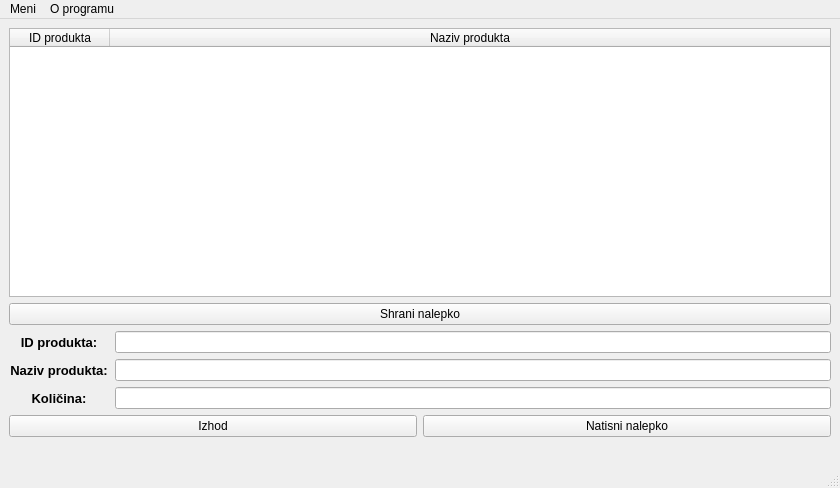
Old version of the form mainwindow.ui in the repository nejcSedo/PrintNalepk.
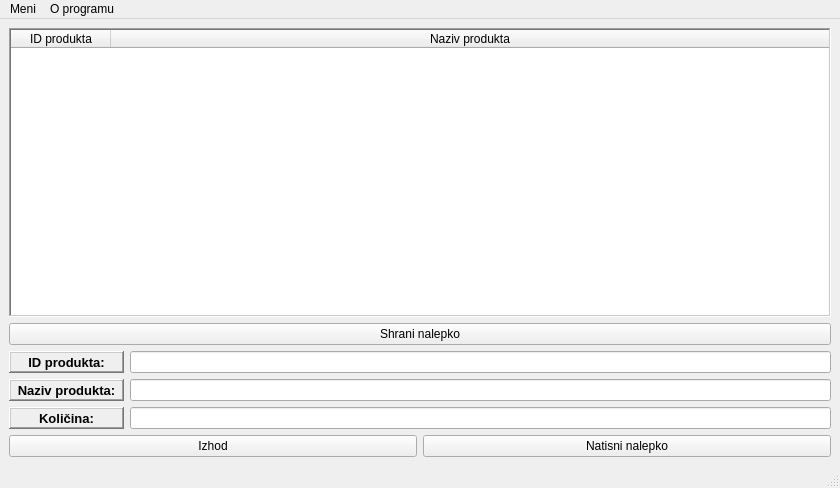
New version of the form. Icons and pictures are not drawn.

The edit to the form file:
```diff
--- a/mainwindow.ui
+++ b/mainwindow.ui
@@ -19,6 +19,15 @@
      <layout class="QVBoxLayout" name="verticalLayout_2">
       <item>
        <widget class="QTreeWidget" name="treeWidget">
+        <property name="frameShape">
+         <enum>QFrame::WinPanel</enum>
+        </property>
+        <property name="lineWidth">
+         <number>2</number>
+        </property>
+        <property name="sizeAdjustPolicy">
+         <enum>QAbstractScrollArea::AdjustToContents</enum>
+        </property>
         <column>
          <property name="text">
           <string>ID produkta</string>
@@ -54,7 +63,7 @@
          <widget class="QLabel" name="label_IDprodukta">
           <property name="minimumSize">
            <size>
-            <width>100</width>
+            <width>115</width>
             <height>0</height>
            </size>
           </property>
@@ -68,6 +77,12 @@
           <property name="layoutDirection">
            <enum>Qt::LeftToRight</enum>
           </property>
+          <property name="frameShape">
+           <enum>QFrame::WinPanel</enum>
+          </property>
+          <property name="frameShadow">
+           <enum>QFrame::Raised</enum>
+          </property>
           <property name="text">
            <string>ID produkta:</string>
           </property>
@@ -87,7 +102,7 @@
          <widget class="QLabel" name="label_nazivProdukta">
           <property name="minimumSize">
            <size>
-            <width>100</width>
+            <width>115</width>
             <height>0</height>
            </size>
           </property>
@@ -101,6 +116,12 @@
           <property name="layoutDirection">
            <enum>Qt::LeftToRight</enum>
           </property>
+          <property name="frameShape">
+           <enum>QFrame::WinPanel</enum>
+          </property>
+          <property name="frameShadow">
+           <enum>QFrame::Raised</enum>
+          </property>
           <property name="text">
            <string>Naziv produkta:</string>
           </property>
@@ -120,7 +141,7 @@
          <widget class="QLabel" name="label_kolicina">
           <property name="minimumSize">
            <size>
-            <width>100</width>
+            <width>115</width>
             <height>0</height>
            </size>
           </property>
@@ -134,6 +155,12 @@
           <property name="layoutDirection">
            <enum>Qt::LeftToRight</enum>
           </property>
+          <property name="frameShape">
+           <enum>QFrame::WinPanel</enum>
+          </property>
+          <property name="frameShadow">
+           <enum>QFrame::Raised</enum>
+          </property>
           <property name="text">
            <string>Količina:</string>
           </property>
@@ -179,16 +206,6 @@
       </item>
      </layout>
     </item>
-    <item row="1" column="0">
-     <widget class="QLabel" name="label_verzija">
-      <property name="text">
-       <string/>
-      </property>
-      <property name="alignment">
-       <set>Qt::AlignCenter</set>
-      </property>
-     </widget>
-    </item>
    </layout>
   </widget>
   <widget class="QMenuBar" name="menubar">
```
Left out of the diff: 9 changed lines with no effect on the pictures.
